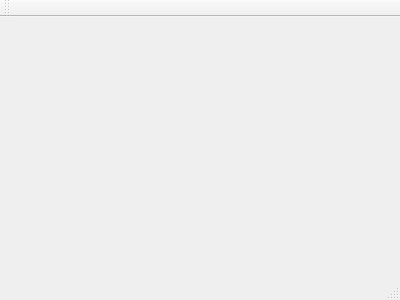
Above: IT/Lab6Q4P1/mainwindow.ui from shlyakpavel/homework before the change. Below: the same form after it.
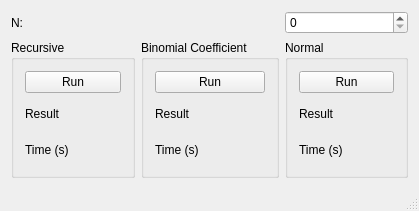
That is the form after the change.

What changed in the file:
```diff
--- a/IT/Lab6Q4P1/mainwindow.ui
+++ b/IT/Lab6Q4P1/mainwindow.ui
@@ -1,24 +1,128 @@
 <ui version="4.0">
  <class>MainWindow</class>
- <widget class="QMainWindow" name="MainWindow" >
-  <property name="geometry" >
+ <widget class="QMainWindow" name="MainWindow">
+  <property name="geometry">
    <rect>
     <x>0</x>
     <y>0</y>
-    <width>400</width>
-    <height>300</height>
+    <width>419</width>
+    <height>211</height>
    </rect>
   </property>
   <property name="windowTitle" >
    <string>MainWindow</string>
   </property>
-  <widget class="QMenuBar" name="menuBar" />
-  <widget class="QToolBar" name="mainToolBar" />
-  <widget class="QWidget" name="centralWidget" />
-  <widget class="QStatusBar" name="statusBar" />
+  <widget class="QWidget" name="centralWidget">
+   <layout class="QGridLayout" name="gridLayout">
+    <item row="1" column="0">
+     <widget class="QGroupBox" name="groupBox_R">
+      <property name="title">
+       <string>Recursive</string>
+      </property>
+      <layout class="QVBoxLayout" name="verticalLayout">
+       <item>
+        <widget class="QPushButton" name="run_R">
+         <property name="text">
+          <string>Run</string>
+         </property>
+        </widget>
+       </item>
+       <item>
+        <widget class="QLabel" name="res_R">
+         <property name="text">
+          <string>Result</string>
+         </property>
+        </widget>
+       </item>
+       <item>
+        <widget class="QLabel" name="time_R">
+         <property name="text">
+          <string>Time (s)</string>
+         </property>
+        </widget>
+       </item>
+      </layout>
+     </widget>
+    </item>
+    <item row="0" column="0">
+     <widget class="QLabel" name="label">
+      <property name="text">
+       <string>N:</string>
+      </property>
+     </widget>
+    </item>
+    <item row="1" column="2">
+     <widget class="QGroupBox" name="groupBo_N">
+      <property name="title">
+       <string>Normal</string>
+      </property>
+      <layout class="QVBoxLayout" name="verticalLayout_2">
+       <item>
+        <widget class="QPushButton" name="run_N">
+         <property name="text">
+          <string>Run</string>
+         </property>
+        </widget>
+       </item>
+       <item>
+        <widget class="QLabel" name="res_N">
+         <property name="text">
+          <string>Result</string>
+         </property>
+        </widget>
+       </item>
+       <item>
+        <widget class="QLabel" name="time_N">
+         <property name="text">
+          <string>Time (s)</string>
+         </property>
+        </widget>
+       </item>
+      </layout>
+     </widget>
+    </item>
+    <item row="0" column="2">
+     <widget class="QSpinBox" name="spinBox">
+      <property name="maximum">
+       <number>255</number>
+      </property>
+     </widget>
+    </item>
+    <item row="1" column="1">
+     <widget class="QGroupBox" name="groupBox">
+      <property name="title">
+       <string>Binomial Coefficient </string>
+      </property>
+      <layout class="QVBoxLayout" name="verticalLayout_3">
+       <item>
+        <widget class="QPushButton" name="run_B">
+         <property name="text">
+          <string>Run</string>
+         </property>
+        </widget>
+       </item>
+       <item>
+        <widget class="QLabel" name="res_B">
+         <property name="text">
+          <string>Result</string>
+         </property>
+        </widget>
+       </item>
+       <item>
+        <widget class="QLabel" name="time_B">
+         <property name="text">
+          <string>Time (s)</string>
+         </property>
+        </widget>
+       </item>
+      </layout>
+     </widget>
+    </item>
+   </layout>
+  </widget>
+  <widget class="QStatusBar" name="statusBar"/>
  </widget>
- <layoutDefault spacing="6" margin="11" />
- <pixmapfunction></pixmapfunction>
+ <layoutdefault spacing="6" margin="11"/>
  <resources/>
  <connections/>
 </ui>
```
Left out of the diff: 5 changed lines with no effect on the pictures.
